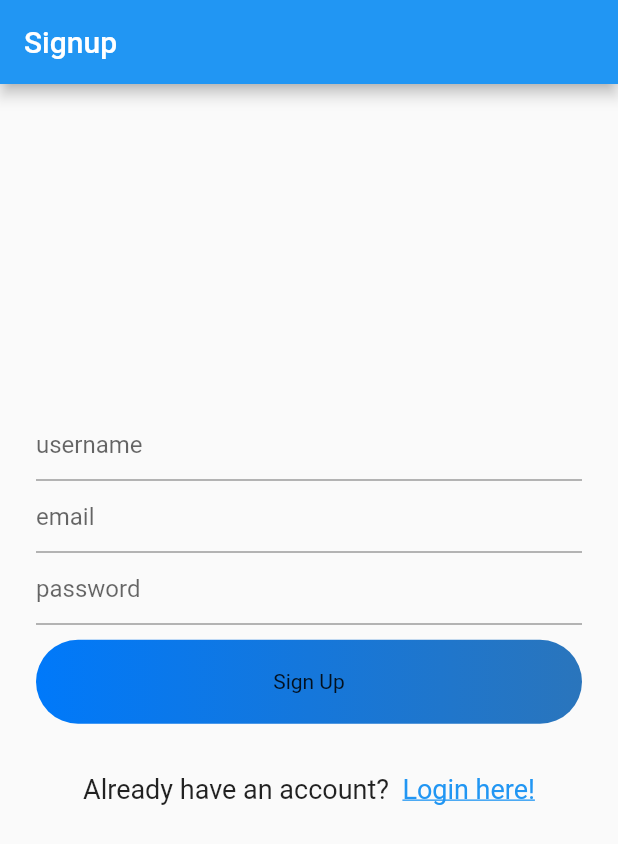
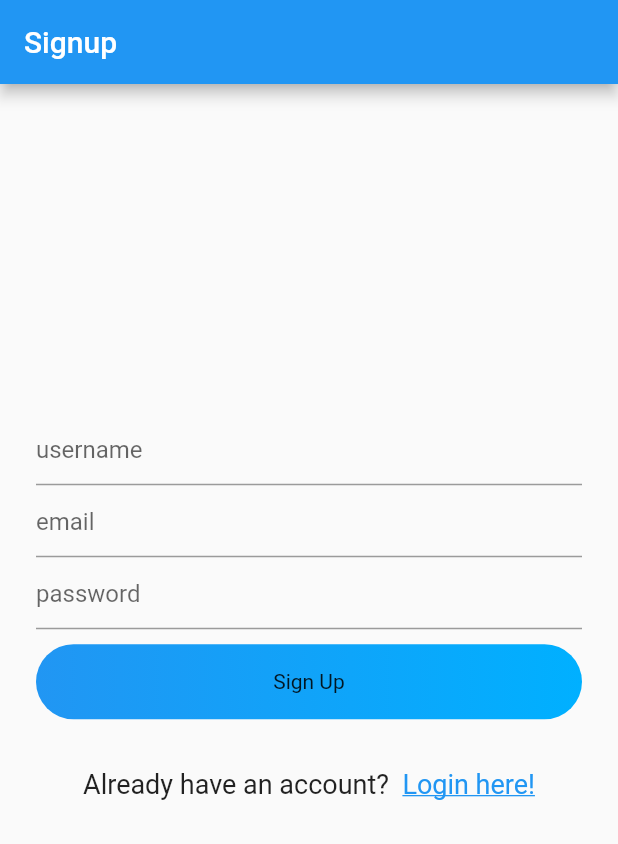
Before and after one commit to pravina5/CRM_Lead_Collection, a Flutter app: the screen it shows after launch, after a tap on "Sign Up", on a phone screen of 412 x 824 dp. Shown: the top 844 px of the screen. Run offline on Flutter 3.47's test engine with Material 2 defaults, Android fonts, the phone set to English and light mode, and no system bars; our stand-ins replace animated_splash_screen, cloud_firestore, firebase_auth, firebase_core, shared_preferences, url_launcher_web; missing offline and left inert: cloud_firestore_web, firebase_auth_web, firebase_core_web, google_sign_in_web, shared_preferences_web; accounts and stored records are empty; network calls fail.

Commit message:
signup container attributes changed

```diff
--- a/lib/src/screens/signup.dart
+++ b/lib/src/screens/signup.dart
@@ -118,13 +118,13 @@ class _SignupState extends State<Signup> {
                         child: Container(
                           alignment: Alignment.center,
                           width: MediaQuery.of(context).size.width,
-                          padding: const EdgeInsets.symmetric(vertical: 20),
+                          padding: const EdgeInsets.symmetric(vertical: 17),
                           decoration: BoxDecoration(
                             gradient: const LinearGradient(colors: [
-                              Color(0xff0079FA),
-                              Color(0xff2A75BC)
+                              Color(0xff2196f3),
+                              Color(0xff00b0ff)
                             ]),
-                            borderRadius: BorderRadius.circular(30),
+                            borderRadius: BorderRadius.circular(25),
                           ),
                           child: const Text(
                             "Sign Up",
```
